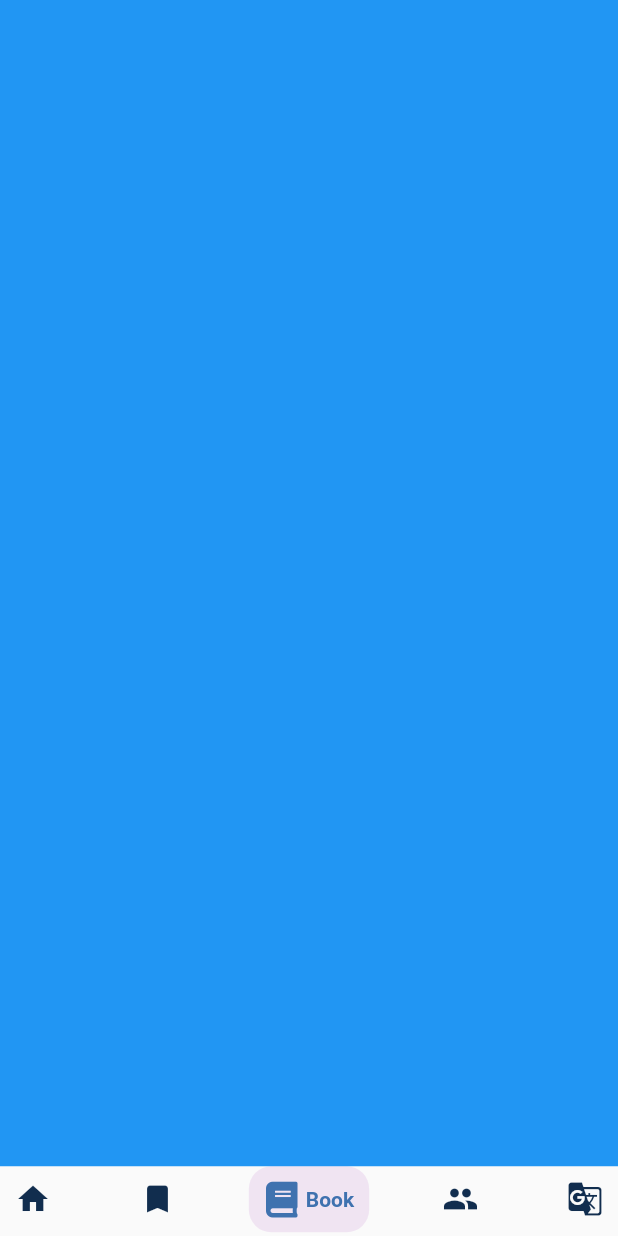
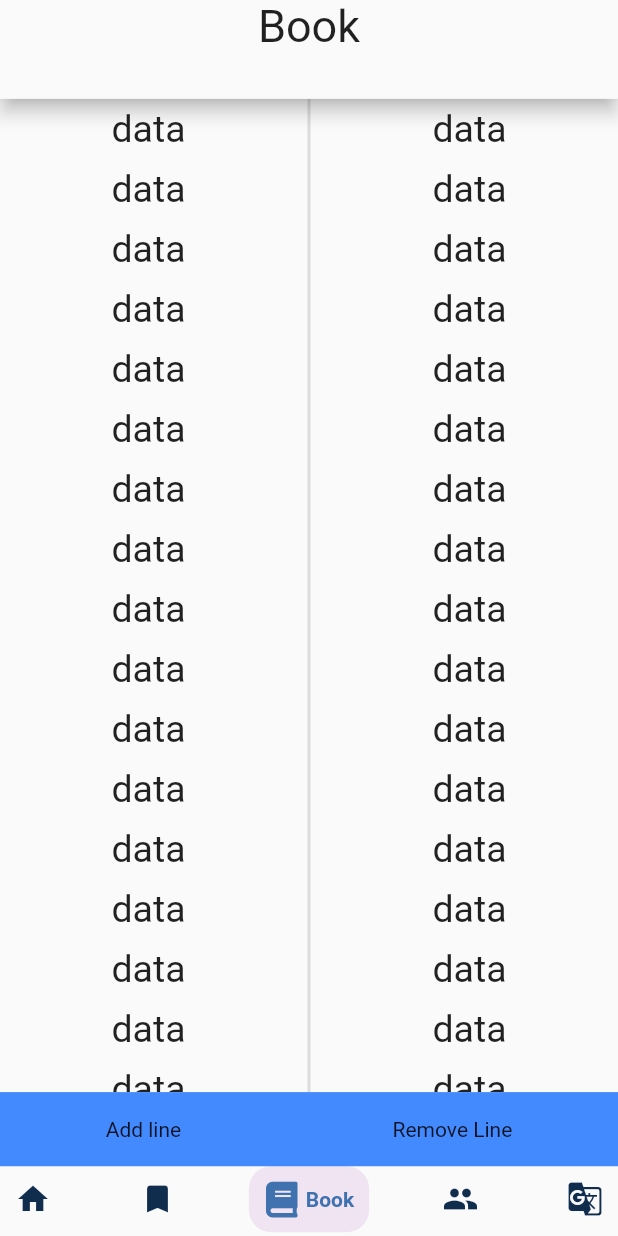
Before and after one commit to Niklas-dev/vocabgroups, a Flutter app: the screen it shows once a user with an empty profile is signed in, item 3 of the bottom bar chosen, on a phone screen of 412 x 824 dp. Run offline on Flutter 3.47's test engine with Material 2 defaults, Android fonts, the phone set to English and light mode, and no system bars; drawn by our look-alikes of google_nav_bar; our stand-ins replace cloud_firestore, firebase_auth, firebase_core, font_awesome_flutter; missing offline and left inert: translator; accounts and stored records are empty; network calls fail.

```diff
--- a/lib/Authentication/Database.dart
+++ b/lib/Authentication/Database.dart
@@ -1,7 +1,4 @@
-import 'package:flutter/foundation.dart';
-import 'package:flutter/material.dart';
 import 'package:cloud_firestore/cloud_firestore.dart';
-import 'package:provider/provider.dart';
 
 class DatabaseService {
   final String? uid;
--- a/lib/Pages/Tabs/book_tab.dart
+++ b/lib/Pages/Tabs/book_tab.dart
@@ -10,8 +10,58 @@ class _BookTabState extends State<BookTab> {
   Widget build(BuildContext context) {
     return Container(
       margin: MediaQuery.of(context).padding,
-      child: Container(
-        color: Colors.blue,
+      child: Column(
+        children: [
+          Container(
+            width: MediaQuery.of(context).size.width,
+            height: MediaQuery.of(context).size.height / 100 * 8,
+            child: Material(
+              elevation: 5,
+              child: Text(
+                'Book',
+                textAlign: TextAlign.center,
+                style: TextStyle(fontSize: 30),
+              ),
+            ),
+          ),
+          Flexible(
+            child: ListView.builder(
+              padding: EdgeInsets.symmetric(vertical: 0),
+              scrollDirection: Axis.vertical,
+              shrinkWrap: true,
+              itemCount: 20,
+              itemBuilder: (BuildContext context, int index) {
+                return Row(
+                  mainAxisAlignment: MainAxisAlignment.spaceEvenly,
+                  children: [
+                    Text(
+                      'data',
+                      style: TextStyle(fontSize: 25),
+                    ),
+                    Container(
+                      height: 40,
+                      child: VerticalDivider(
+                        thickness: 2,
+                      ),
+                    ),
+                    Text(
+                      'data',
+                      style: TextStyle(fontSize: 25),
+                    ),
+                  ],
+                );
+              },
+            ),
+          ),
+          Container(
+            color: Colors.blueAccent,
+            height: MediaQuery.of(context).size.height / 100 * 6,
+            child: Row(
+              mainAxisAlignment: MainAxisAlignment.spaceAround,
+              children: [Text("Add line"), Text("Remove Line")],
+            ),
+          )
+        ],
       ),
     );
   }
--- a/lib/Pages/home_page.dart
+++ b/lib/Pages/home_page.dart
@@ -1,7 +1,3 @@
-import 'dart:developer';
-
-import 'package:cloud_firestore/cloud_firestore.dart';
-import 'package:firebase_auth/firebase_auth.dart';
 import 'package:flutter/material.dart';
 import 'package:font_awesome_flutter/font_awesome_flutter.dart';
 import 'package:google_nav_bar/google_nav_bar.dart';
--- a/lib/Utilis/book.dart
+++ b/lib/Utilis/book.dart
@@ -28,6 +28,8 @@ class Book {
       'bookname': bookname,
       'public': public,
       'index': index,
+      'leftColumnName': 'Left',
+      'rightColumnName': 'Right',
       'leftContent': <String>['Hallo', 'Bye'],
       'rightContent': <String>['Hello', 'Tschau'],
     });
```
Also changed, not shown: lib/Pages/Tabs/home_tab.dart (+23 -16 lines), lib/Pages/auth/login_page.dart (+17 -6 lines), lib/Pages/auth/register_page.dart (+10 -4 lines).
